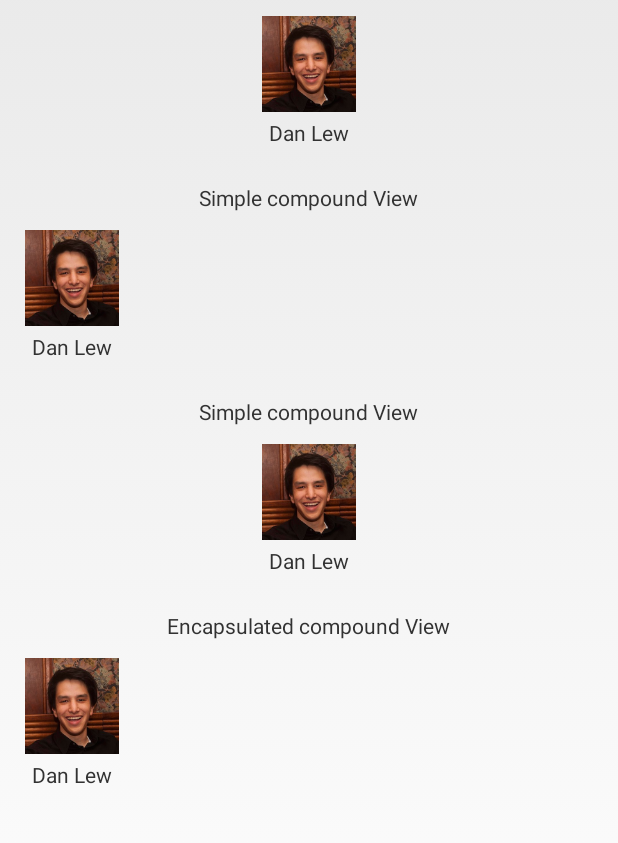
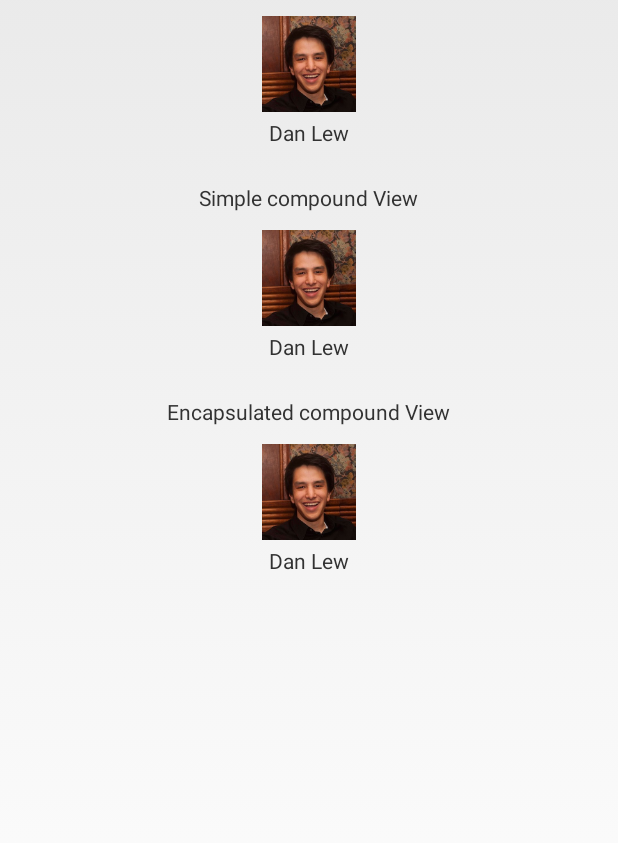
Before and after one commit to dlew/android-custom-views-sample, an Android app: the screen it shows after launch (SampleActivity), on a phone screen of 412 x 824 dp, the part 127-970 px from its top. Run offline under Robolectric (Android 15) with nearby library versions, the phone set to English and light mode, and no system bars.

Commit message:
Got rid of non-min compound Views
Was just pointless

```diff
--- a/app/src/main/java/net/danlew/customviews/SampleActivity.java
+++ b/app/src/main/java/net/danlew/customviews/SampleActivity.java
@@ -31,9 +31,6 @@ public class SampleActivity extends Activity {
         // Simple compound View demonstration
         addCompoundUserView();
 
-        // Simple compound View demonstration without as many Views
-        addCompoundMinUserView();
-
         // Encapsulation-bound compound View demonstration
         addEncapsulatedUserView();
     }
@@ -66,14 +63,6 @@ public class SampleActivity extends Activity {
         addSample("Simple compound View", userView);
     }
 
-    private void addCompoundMinUserView() {
-        UserViewCompoundMin userView = new UserViewCompoundMin(this);
-        userView.setName(mUser.getName());
-        userView.setIcon(mUser.getIcon());
-
-        addSample("Simple compound View", userView);
-    }
-
     private void addEncapsulatedUserView() {
         UserViewEncapsulated userView = new UserViewEncapsulated(this);
         userView.bind(mUser);
--- a/app/src/main/java/net/danlew/customviews/UserViewCompound.java
+++ b/app/src/main/java/net/danlew/customviews/UserViewCompound.java
@@ -1,21 +1,25 @@
 package net.danlew.customviews;
 
 import android.content.Context;
+import android.view.Gravity;
 import android.view.LayoutInflater;
-import android.widget.FrameLayout;
 import android.widget.ImageView;
+import android.widget.LinearLayout;
 import android.widget.TextView;
 
 /**
  * Simple UserView that wraps multiple Views together. Does nothing else.
  */
-public class UserViewCompound extends FrameLayout {
+public class UserViewCompound extends LinearLayout {
 
     private ImageView mIconView;
     private TextView mNameView;
 
     public UserViewCompound(Context context) {
         super(context);
+
+        setOrientation(LinearLayout.VERTICAL);
+        setGravity(Gravity.CENTER);
 
         LayoutInflater.from(context).inflate(R.layout.user_view_merge, this);
         mIconView = (ImageView) findViewById(R.id.icon);
--- a/app/src/main/java/net/danlew/customviews/UserViewCompoundMin.java
+++ /dev/null
@@ -1,37 +0,0 @@
-package net.danlew.customviews;
-
-import android.content.Context;
-import android.view.Gravity;
-import android.view.LayoutInflater;
-import android.widget.FrameLayout;
-import android.widget.ImageView;
-import android.widget.LinearLayout;
-import android.widget.TextView;
-
-/**
- * Simple UserView that wraps multiple Views together. Does nothing else.
- */
-public class UserViewCompoundMin extends LinearLayout {
-
-    private ImageView mIconView;
-    private TextView mNameView;
-
-    public UserViewCompoundMin(Context context) {
-        super(context);
-
-        setOrientation(LinearLayout.VERTICAL);
-        setGravity(Gravity.CENTER);
-
-        LayoutInflater.from(context).inflate(R.layout.user_view_merge_min, this);
-        mIconView = (ImageView) findViewById(R.id.icon);
-        mNameView = (TextView) findViewById(R.id.name);
-    }
-
-    public void setIcon(int drawable) {
-        mIconView.setImageResource(drawable);
-    }
-
-    public void setName(CharSequence name) {
-        mNameView.setText(name);
-    }
-}
--- a/app/src/main/java/net/danlew/customviews/UserViewEncapsulated.java
+++ b/app/src/main/java/net/danlew/customviews/UserViewEncapsulated.java
@@ -1,21 +1,25 @@
 package net.danlew.customviews;
 
 import android.content.Context;
+import android.view.Gravity;
 import android.view.LayoutInflater;
-import android.widget.FrameLayout;
 import android.widget.ImageView;
+import android.widget.LinearLayout;
 import android.widget.TextView;
 
 /**
  * Simple UserView that wraps multiple Views together. Does nothing else.
  */
-public class UserViewEncapsulated extends FrameLayout {
+public class UserViewEncapsulated extends LinearLayout {
 
     private ImageView mIconView;
     private TextView mNameView;
 
     public UserViewEncapsulated(Context context) {
         super(context);
+
+        setOrientation(LinearLayout.VERTICAL);
+        setGravity(Gravity.CENTER);
 
         LayoutInflater.from(context).inflate(R.layout.user_view_merge, this);
         mIconView = (ImageView) findViewById(R.id.icon);
--- a/app/src/main/res/layout/user_view_merge.xml
+++ b/app/src/main/res/layout/user_view_merge.xml
@@ -1,10 +1,4 @@
 <merge xmlns:android="http://schemas.android.com/apk/res/android">
-
-    <LinearLayout
-        android:layout_width="wrap_content"
-        android:layout_height="wrap_content"
-        android:gravity="center"
-        android:orientation="vertical">
 
     <ImageView
         android:id="@+id/icon"
@@ -16,6 +10,5 @@
         android:layout_width="wrap_content"
         android:layout_height="wrap_content"
         android:layout_marginTop="@dimen/user_icon_name_margin" />
-    </LinearLayout>
 
 </merge>
--- a/app/src/main/res/layout/user_view_merge_min.xml
+++ /dev/null
@@ -1,14 +0,0 @@
-<merge xmlns:android="http://schemas.android.com/apk/res/android">
-
-    <ImageView
-        android:id="@+id/icon"
-        android:layout_width="@dimen/user_icon_size"
-        android:layout_height="@dimen/user_icon_size" />
-
-    <TextView
-        android:id="@+id/name"
-        android:layout_width="wrap_content"
-        android:layout_height="wrap_content"
-        android:layout_marginTop="@dimen/user_icon_name_margin" />
-
-</merge>
```
Lines whose indentation alone changed are shown as unchanged.
